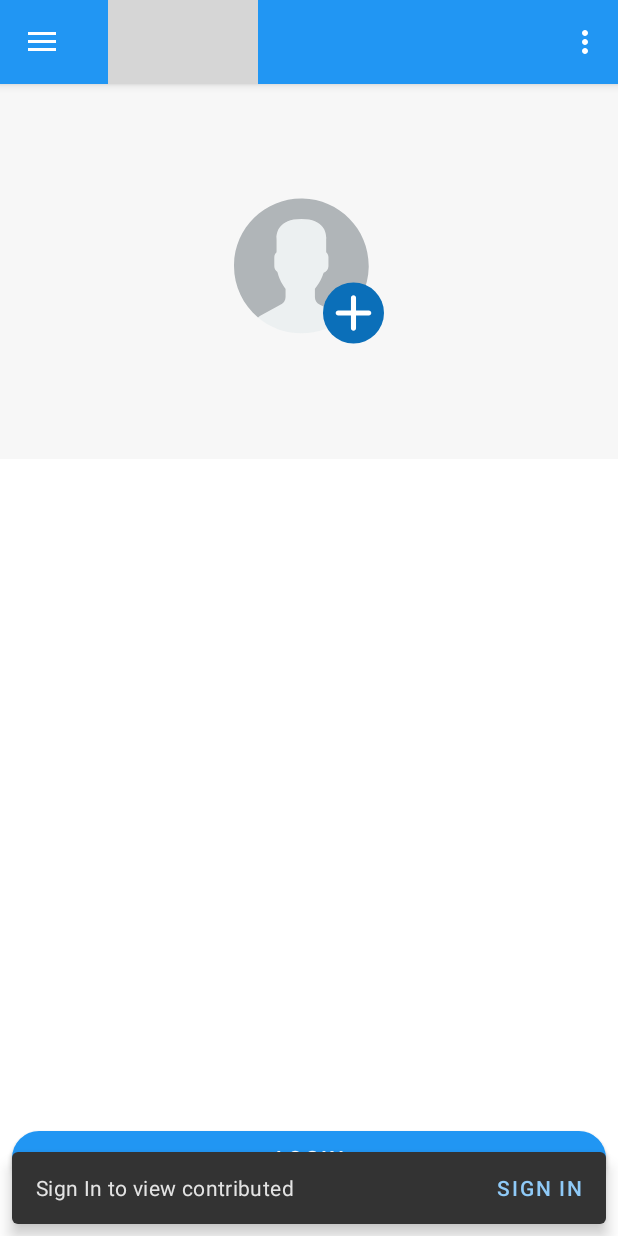
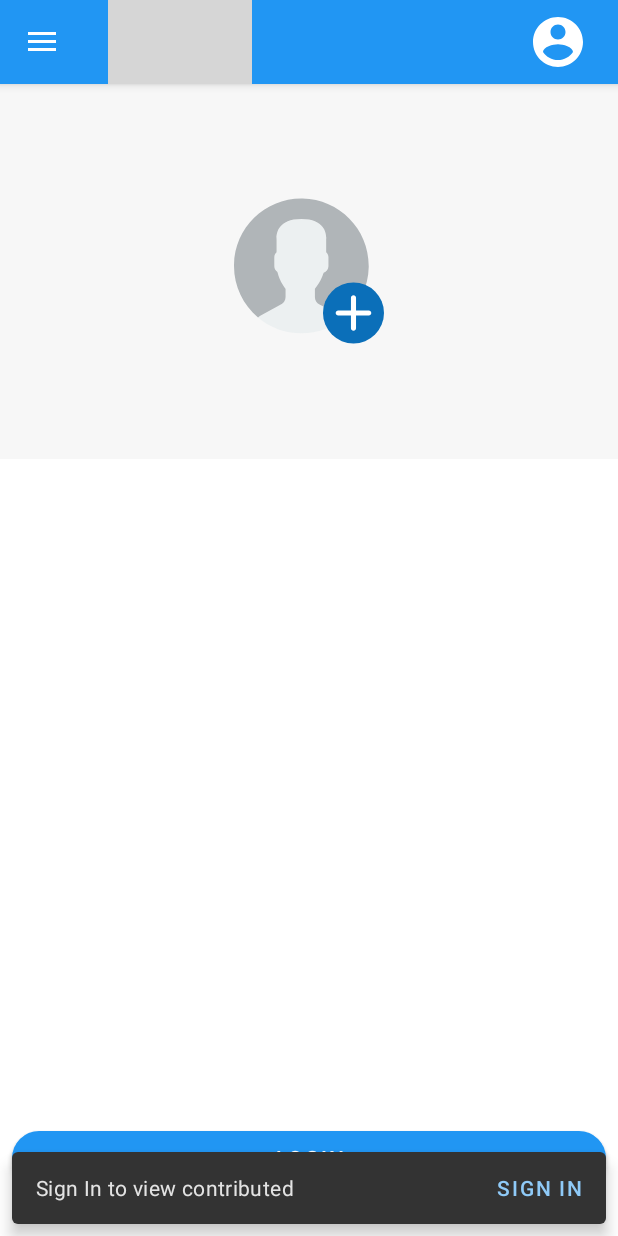
Before and after one commit to schechtr/thirsty, an Android app: the screen it shows after launch (MainActivity), in the side drawer, after a tap on "Profile", on a phone screen of 412 x 824 dp. Run offline under Robolectric (Android 15) with nearby library versions, the phone set to English and light mode, and no system bars; our stand-ins replace Firebase (no records; nobody signed in at launch, a user with empty details on screens opened directly), Volley; libraries missing offline, so code that uses them is left out: com.google.maps.android, org.honorato.multistatetogglebutton; 1 statement that could not run was skipped; grey boxes are pictures that could not be loaded.

Commit message:
added profile button on toolbar

```diff
--- a/app/src/main/java/com/schechter/thirsty/MainActivity.java
+++ b/app/src/main/java/com/schechter/thirsty/MainActivity.java
@@ -43,15 +43,6 @@ public class MainActivity extends AppCompatActivity
         Toolbar toolbar = findViewById(R.id.toolbar);
         setSupportActionBar(toolbar);
 
-        /** floating action button
-         FloatingActionButton fab = findViewById(R.id.fab);
-         fab.setOnClickListener(new View.OnClickListener() {
-        @Override public void onClick(View view) {
-        Snackbar.make(view, "Replace with your own action", Snackbar.LENGTH_LONG)
-        .setAction("Action", null).show();
-        }
-        }); **/
-
 
         drawer = findViewById(R.id.drawer_layout);
         NavigationView navigationView = findViewById(R.id.nav_view);
@@ -85,7 +76,14 @@ public class MainActivity extends AppCompatActivity
     @Override
     public boolean onCreateOptionsMenu(Menu menu) {
         // Inflate the menu; this adds items to the action bar if it is present.
+
+
         getMenuInflater().inflate(R.menu.main, menu);
+
+        // disable the 3 dot menu
+        MenuItem item = menu.findItem(R.id.action_settings);
+        item.setVisible(false);
+
         return true;
     }
 
@@ -96,12 +94,9 @@ public class MainActivity extends AppCompatActivity
         // as you specify a parent activity in AndroidManifest.xml.
         int id = item.getItemId();
 
-        //noinspection SimplifiableIfStatement
-        if (id == R.id.action_settings) {
-            return true;
-        }
+        //if (id == )
 
-        return super.onOptionsItemSelected(item);
+            return super.onOptionsItemSelected(item);
     }
 
     @SuppressWarnings("StatementWithEmptyBody")
@@ -125,13 +120,13 @@ public class MainActivity extends AppCompatActivity
 
                 break;
 
-            case R.id.nav_visited:
+            /*case R.id.nav_visited:
 
                 VisitedFragment visitedFragment = new VisitedFragment();
                 getSupportFragmentManager().beginTransaction().replace(R.id.contentMainLayout,
                         visitedFragment).commit();
 
-                break;
+                break;*/
 
             case R.id.nav_contributed:
 
@@ -174,7 +169,6 @@ public class MainActivity extends AppCompatActivity
         sendMarkerID(mapFragment, markerID);
 
     }
-
 
 
     /*** Communication with IMainActivity Interface ***/
--- /dev/null
+++ b/app/src/main/res/drawable/btn_toolbar_profile_bg.xml
@@ -0,0 +1,11 @@
+<?xml version="1.0" encoding="utf-8"?>
+<ripple xmlns:android="http://schemas.android.com/apk/res/android"
+    android:color="@android:color/darker_gray">
+    <item android:drawable="@drawable/ic_profile_circle">
+
+
+
+    </item>
+
+
+</ripple>
--- a/app/src/main/res/drawable/ic_profile_circle.xml
+++ b/app/src/main/res/drawable/ic_profile_circle.xml
@@ -4,6 +4,6 @@
         android:viewportWidth="24.0"
         android:viewportHeight="24.0">
     <path
-        android:fillColor="#FF000000"
+        android:fillColor="#FFFFFF"
         android:pathData="M12,2C6.48,2 2,6.48 2,12s4.48,10 10,10 10,-4.48 10,-10S17.52,2 12,2zM12,5c1.66,0 3,1.34 3,3s-1.34,3 -3,3 -3,-1.34 -3,-3 1.34,-3 3,-3zM12,19.2c-2.5,0 -4.71,-1.28 -6,-3.22 0.03,-1.99 4,-3.08 6,-3.08 1.99,0 5.97,1.09 6,3.08 -1.29,1.94 -3.5,3.22 -6,3.22z"/>
 </vector>
--- /dev/null
+++ b/app/src/main/res/drawable/toolbar_bg.xml
@@ -0,0 +1,15 @@
+<?xml version="1.0" encoding="utf-8"?>
+<layer-list xmlns:android="http://schemas.android.com/apk/res/android">
+
+
+    <item android:drawable="@color/colorPrimary"/>
+
+    <item
+        android:bottom="15dp"
+        android:drawable="@drawable/thirsty_logo"
+        android:gravity="center"
+        android:top="15dp" />
+
+    <item android:drawable="@android:color/transparent"/>
+
+</layer-list>
--- a/app/src/main/res/layout/app_bar_main.xml
+++ b/app/src/main/res/layout/app_bar_main.xml
@@ -15,18 +15,30 @@
             android:id="@+id/toolbar"
             android:layout_width="match_parent"
             android:layout_height="?attr/actionBarSize"
-            android:background="?attr/colorPrimary"
             app:popupTheme="@style/AppTheme.PopupOverlay">
 
             <RelativeLayout
                 android:layout_width="match_parent"
+                android:gravity="center"
                 android:layout_height="match_parent">
 
                 <ImageView
-                    android:layout_width="100dp"
+                    android:layout_marginRight="20dp"
+                    android:layout_alignParentRight="true"
+                    android:layout_centerVertical="true"
+                    android:layout_width="40dp"
+                    android:layout_height="40dp"
+                    android:background="@drawable/btn_toolbar_profile_bg"
+                    android:clickable="true"
+                    android:tint="@android:color/white" />
+
+
+                <ImageView
+                    android:layout_width="wrap_content"
                     android:layout_height="wrap_content"
-                    android:layout_alignParentLeft="true"
-                    android:paddingTop="10dp"
+                    android:paddingTop="9dp"
+                    android:layout_centerVertical="true"
+                    android:layout_marginRight="?attr/actionBarSize"
                     android:paddingBottom="7dp"
                     android:src="@drawable/thirsty_logo" />
 
@@ -40,14 +52,5 @@
 
     <include layout="@layout/content_main" />
 
-    <!--
-    <com.google.android.material.floatingactionbutton.FloatingActionButton
-        android:id="@+id/fab"
-        android:layout_width="wrap_content"
-        android:layout_height="wrap_content"
-        android:layout_gravity="bottom|end"
-        android:layout_margin="@dimen/fab_margin"
-        app:srcCompat="@android:drawable/ic_input_add"
-        android:tint="@android:color/white"
-        /> -->
+
 </androidx.coordinatorlayout.widget.CoordinatorLayout>
--- a/app/src/main/res/menu/activity_main_drawer.xml
+++ b/app/src/main/res/menu/activity_main_drawer.xml
@@ -12,10 +12,12 @@
             android:id="@+id/nav_starred"
             android:icon="@drawable/ic_star"
             android:title="@string/menu_starred" />
+
+        <!--
         <item
         android:id="@+id/nav_visited"
         android:icon="@drawable/ic_pin_drop"
-        android:title="@string/menu_visited" />
+        android:title="@string/menu_visited" /> -->
         <item
             android:id="@+id/nav_contributed"
             android:icon="@drawable/ic_add_location"
--- a/app/src/main/res/menu/main.xml
+++ b/app/src/main/res/menu/main.xml
@@ -6,4 +6,5 @@
         android:orderInCategory="100"
         android:title="@string/action_settings"
         app:showAsAction="never" />
+
 </menu>
--- a/app/src/main/res/values/dimens.xml
+++ b/app/src/main/res/values/dimens.xml
@@ -7,4 +7,7 @@
     <dimen name="fab_margin">16dp</dimen>
     <dimen name="login_buttons_margin">8dp</dimen>
     <dimen name="pin_size">42dp</dimen>
+
+    <dimen name="logo_height">?attr/actionBarSize</dimen>
+
 </resources>
```
